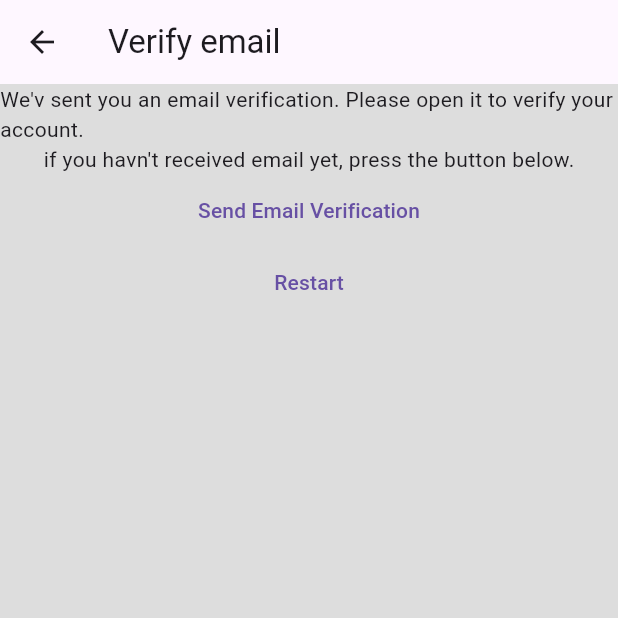
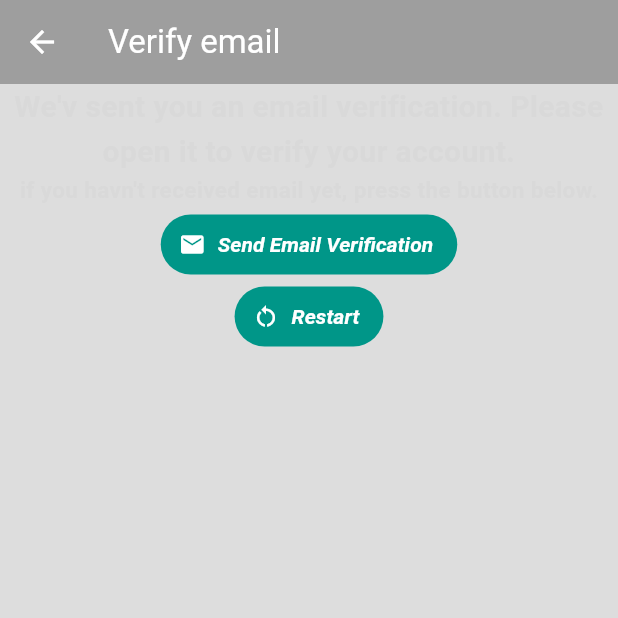
Before and after one commit to moslem-asaad/Injury-Recovery, a Flutter app: the VerifyEmailView screen opened by its route, on a phone screen of 412 x 824 dp, the top half of it. Run offline on Flutter 3.47's test engine with Material 3 defaults, Android fonts, the phone set to English and light mode, and no system bars; our stand-ins replace firebase_auth, firebase_core; accounts and stored records are empty.

Commit message:
making verify email screen view a little better

```diff
--- a/lib/views/verify_email_view.dart
+++ b/lib/views/verify_email_view.dart
@@ -14,23 +14,67 @@ class _VerifyEmailViewState extends State<VerifyEmailView> {
   @override
   Widget build(BuildContext context) {
     return Scaffold(
-      appBar: AppBar(title: const Text('Verify email'),),
+      appBar: AppBar(
+        title: const Text('Verify email'),
+        foregroundColor: const Color.fromARGB(255, 255, 255, 255),
+        backgroundColor: Colors.grey,
+      ),
       body: Column(
           children: [
-            const Text("We'v sent you an email verification. Please open it to verify your account."),
-            const Text("if you havn't received email yet, press the button below."),
-            TextButton(
+            const Text(
+              "We'v sent you an email verification. Please open it to verify your account.",
+              textAlign: TextAlign.center,
+              textWidthBasis:TextWidthBasis.parent,
+              style: TextStyle(
+                color: const Color.fromARGB(255, 217, 217, 217),
+                fontSize: 20,
+                height: 1.5,
+                fontWeight: FontWeight.bold,
+              ),
+            ),
+            const Text(
+              "if you havn't received email yet, press the button below.",
+              textAlign: TextAlign.center,
+              style: TextStyle(
+                color: const Color.fromARGB(255, 217, 217, 217),
+                fontSize: 15,
+                height: 1.5,
+                fontWeight: FontWeight.bold,
+              ),
+            ),
+            TextButton.icon(
               onPressed: () async  {
                 await AuthService.firebase().sendEmailVerification();
               },
-              child: const Text ('Send Email Verification'),
+              style: TextButton.styleFrom(
+              foregroundColor: Colors.white,
+              backgroundColor: Colors.teal,
+              disabledBackgroundColor: Colors.grey,
+              textStyle: const TextStyle(
+                fontWeight: FontWeight.bold,
+                fontStyle: FontStyle.italic,
+                ),
+              ),
+              icon: const Icon(Icons.email),
+              label:const Text ('Send Email Verification'),
+              //child: const Text ('Send Email Verification'),
              ),
-            TextButton(
+            TextButton.icon(
               onPressed: () async{
                 await AuthService.firebase().logOut();
                 Navigator.of(context).pushNamedAndRemoveUntil(registerRoute, (route) => false);
               },
-              child: const Text('Restart'),
+              style: TextButton.styleFrom(
+              foregroundColor: Colors.white,
+              backgroundColor: Colors.teal,
+              disabledBackgroundColor: Colors.grey,
+              textStyle: const TextStyle(
+                fontWeight: FontWeight.bold,
+                fontStyle: FontStyle.italic,
+                ),
+              ),
+              icon: const Icon(Icons.restart_alt),
+              label: const Text('Restart'),
             ),
           ],
         ),
```
